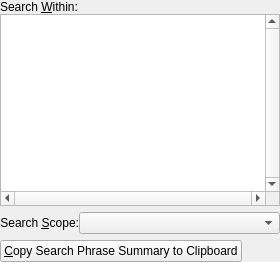
dewhisna/KingJamesPureBibleSearch, file programs/KJVCanOpener/KJVSearchCriteria.ui: the form before one commit.
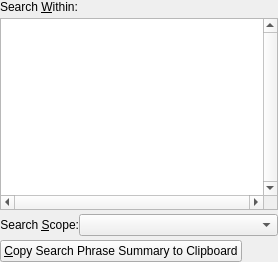
The form after the commit. Icons and pictures are not drawn.

Commit message: Changed main layout from a vertical layout to a grid layout and with spacing rules that will hopefully get rid of the huge gaps seen on the Mac build (probably was a Mac style thing).

```diff
--- a/programs/KJVCanOpener/KJVSearchCriteria.ui
+++ b/programs/KJVCanOpener/KJVSearchCriteria.ui
@@ -27,16 +27,14 @@
   <property name="windowTitle">
    <string>SearchCriteriaForm</string>
   </property>
-  <layout class="QVBoxLayout" name="verticalLayout_2">
+  <layout class="QGridLayout" name="gridLayout">
    <property name="margin">
     <number>0</number>
    </property>
-   <item>
-    <layout class="QVBoxLayout" name="verticalLayout">
      <property name="spacing">
-      <number>0</number>
-     </property>
-     <item>
+    <number>4</number>
+   </property>
+   <item row="0" column="0">
       <widget class="QLabel" name="lblSearchWithin">
        <property name="text">
         <string>Search &amp;Within:</string>
@@ -49,7 +47,7 @@
        </property>
       </widget>
      </item>
-     <item>
+   <item row="1" column="0">
       <widget class="QTreeView" name="treeViewSearchWithin">
        <property name="sizePolicy">
         <sizepolicy hsizetype="Preferred" vsizetype="Preferred">
@@ -77,9 +75,7 @@
        </attribute>
       </widget>
      </item>
-    </layout>
-   </item>
-   <item>
+   <item row="2" column="0">
     <layout class="QHBoxLayout" name="horizontalLayout">
      <property name="spacing">
       <number>0</number>
@@ -112,7 +108,7 @@
      </item>
     </layout>
    </item>
-   <item>
+   <item row="3" column="0">
     <layout class="QHBoxLayout" name="horizontalLayout_2">
      <item>
       <widget class="QPushButton" name="buttonCopySummary">
```
Lines whose indentation alone changed are shown as unchanged.
